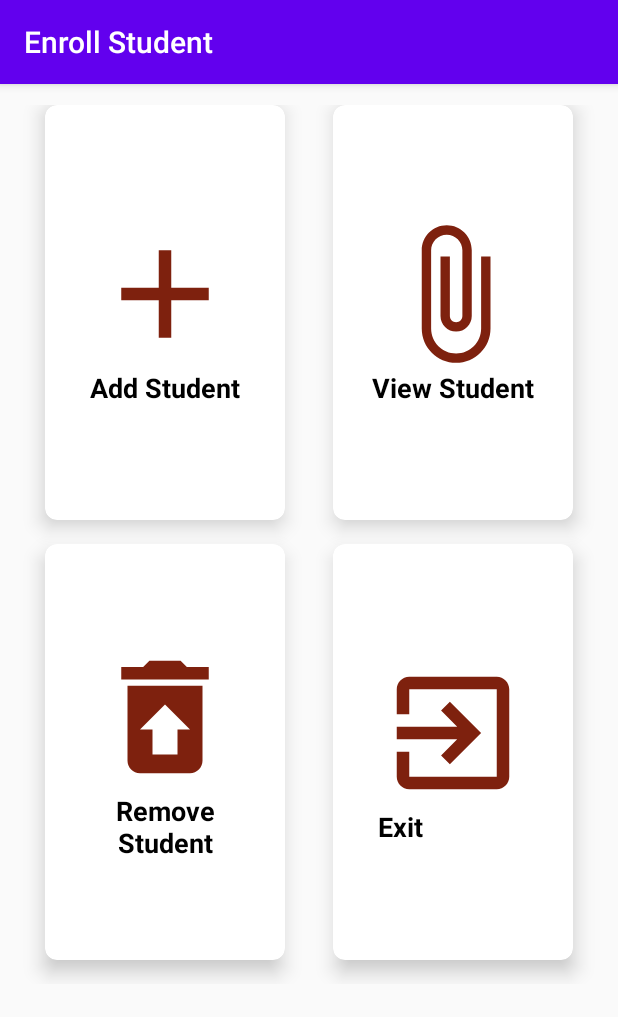
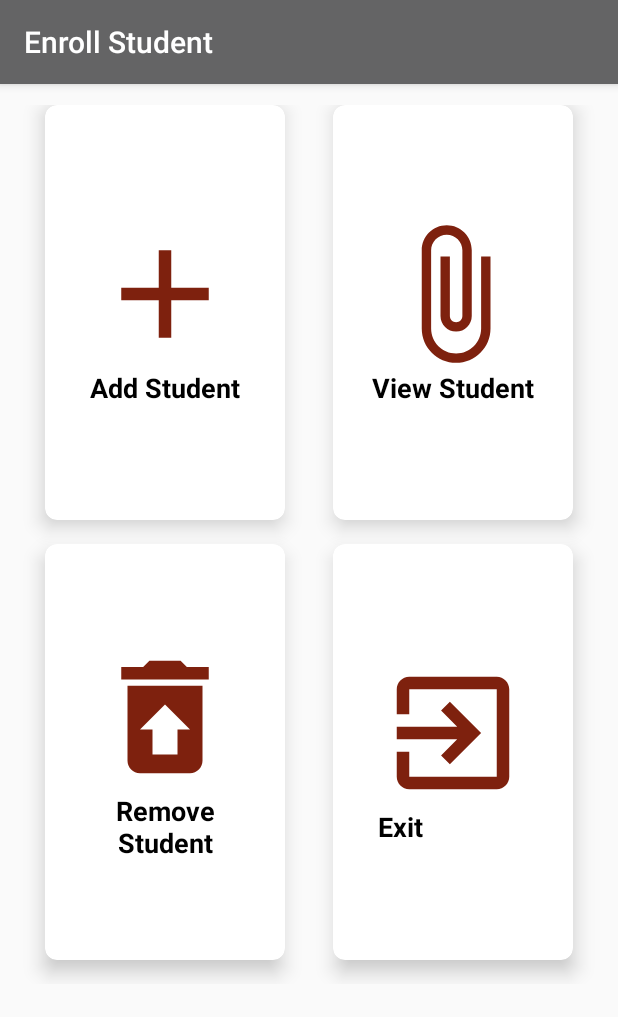
Before and after one commit to mudimbamoonde/StudentEntry, an Android app: the screen it shows after launch (MainActivity), on a phone screen of 412 x 824 dp. Shown: the top 1017 px of the screen. Run offline under Robolectric (Android 15) with nearby library versions, the phone set to English and light mode, and no system bars.

Commit message:
Layout Color;

```diff
--- a/app/src/main/res/values/colors.xml
+++ b/app/src/main/res/values/colors.xml
@@ -1,6 +1,6 @@
 <?xml version="1.0" encoding="utf-8"?>
 <resources>
-    <color name="colorPrimary">#6200EE</color>
-    <color name="colorPrimaryDark">#3700B3</color>
-    <color name="colorAccent">#03DAC5</color>
+    <color name="colorPrimary">#646465</color>
+    <color name="colorPrimaryDark">#CD0C0C</color>
+    <color name="colorAccent">#2C0202</color>
 </resources>
```
